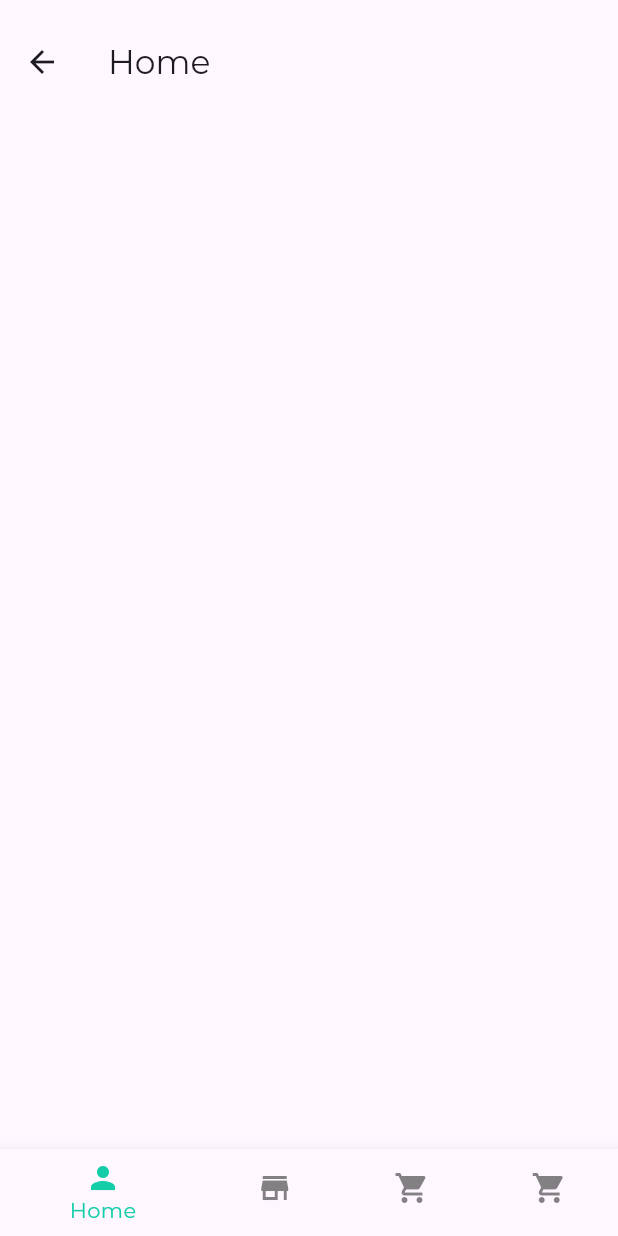
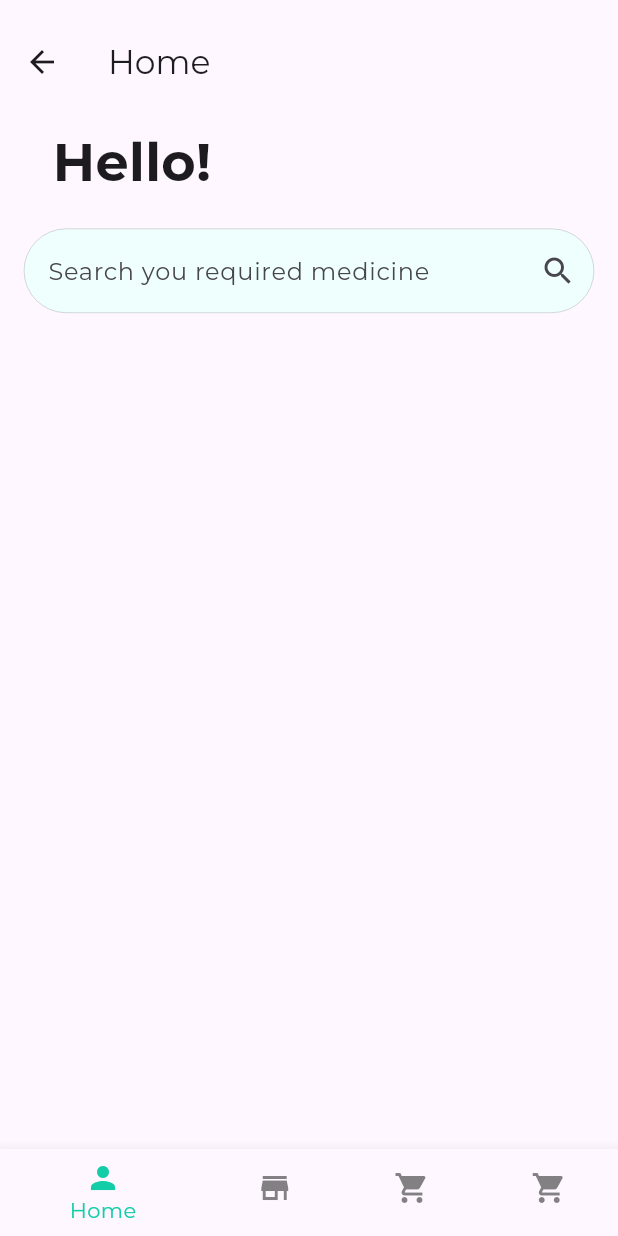
Before and after one commit to Nandagopalvs25/Pharmalink, a Flutter app: the screen it shows after launch, after a tap on "Log in", on a phone screen of 412 x 824 dp. Run offline on Flutter 3.47's test engine with Material 3 defaults, Android fonts, the phone set to English and light mode, and no system bars; our stand-ins replace get, google_fonts; project files that could hold a hidden picture were left out.

Commit message:
user search page and modifications to homeview

```diff
--- a/lib/main.dart
+++ b/lib/main.dart
@@ -4,6 +4,7 @@ import 'package:pharmalinkfend/auth/views/login.dart';
 import 'package:google_fonts/google_fonts.dart';
 import 'package:pharmalinkfend/pharmacy/views/pharmhome.dart';
 import 'package:pharmalinkfend/user/views/userhome.dart';
+import 'package:pharmalinkfend/user/views/usersearch.dart';
 
 void main() {
   runApp(const MyApp());
--- a/lib/user/views/homeviewuser.dart
+++ b/lib/user/views/homeviewuser.dart
@@ -1,10 +1,54 @@
 import 'package:flutter/cupertino.dart';
+import 'package:flutter/material.dart';
 
 class HomeUser extends StatelessWidget {
   const HomeUser({super.key});
 
   @override
   Widget build(BuildContext context) {
-    return Container();
+    final _screenheight = MediaQuery.of(context).size.height;
+    final _screenwidth = MediaQuery.of(context).size.width;
+    return Scaffold(
+      body: Column(
+        mainAxisAlignment: MainAxisAlignment.start,
+        crossAxisAlignment: CrossAxisAlignment.start,
+        children: [
+          Padding(
+            padding: const EdgeInsets.only(left: 35),
+            child: Text(
+              "Hello!",
+              style: TextStyle(
+                fontSize: 35.0,
+                fontWeight: FontWeight.bold,
+              ),
+              textAlign: TextAlign.left,
+            ),
+          ),
+          SizedBox(
+            height: _screenheight * 0.005,
+          ),
+          Padding(
+            padding: const EdgeInsets.all(16.0),
+            child: TextField(
+              decoration: InputDecoration(
+                filled: true,
+                fillColor: Color.fromARGB(255, 238, 255, 253),
+                suffixIcon: Icon(Icons.search),
+                enabledBorder: OutlineInputBorder(
+                    borderRadius: BorderRadius.circular(35),
+                    borderSide: BorderSide(width: 0.1)),
+                focusedBorder: OutlineInputBorder(
+                    borderRadius: BorderRadius.circular(35),
+                    borderSide: BorderSide(width: 0.5)),
+                disabledBorder: OutlineInputBorder(
+                  borderRadius: BorderRadius.circular(35),
+                ),
+                hintText: "Search you required medicine",
+              ),
+            ),
+          ),
+        ],
+      ),
+    );
   }
 }
```
Also changed, not shown: lib/user/views/usersearch.dart (added, +52 -0 lines).
